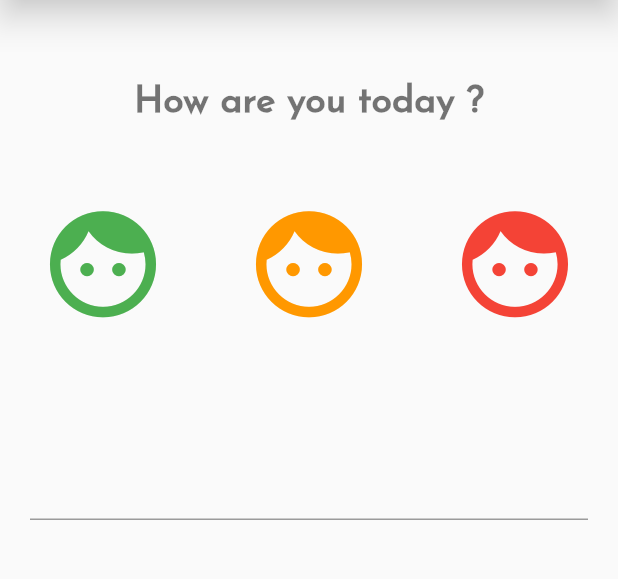
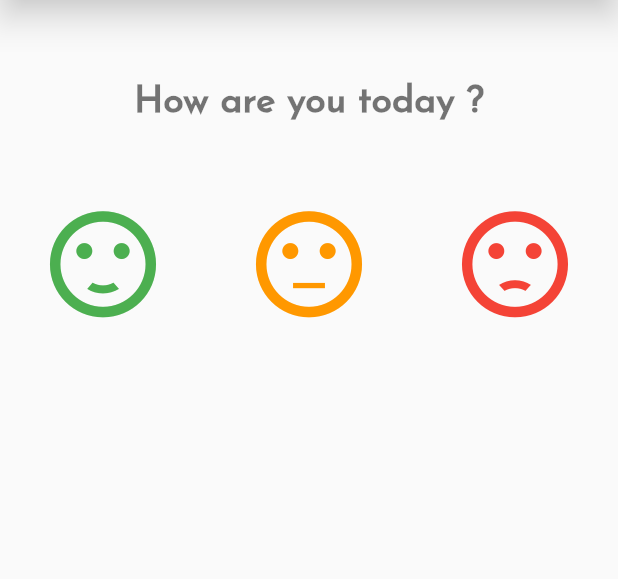
Before and after one commit to EnjoyDevelopment/EnjoyWork, a Flutter app: the screen it shows after launch, on a phone screen of 412 x 824 dp, the part 98-677 px from its top. Run offline on Flutter 3.47's test engine with Material 2 defaults, Android fonts, the phone set to English and light mode, and no system bars.

Commit message:
Added animations , input button

```diff
--- a/lib/ui/home/home_page.dart
+++ b/lib/ui/home/home_page.dart
@@ -1,6 +1,10 @@
+import 'dart:async';
+
 import 'package:flutter/material.dart';
 
 enum Emotion { happy, normal, sad }
+
+enum ViewState { inputState, selectionState }
 
 class HomePage extends StatefulWidget {
   @override
@@ -8,30 +12,45 @@ class HomePage extends StatefulWidget {
 }
 
 class HomePageState extends State<HomePage> {
+  final TextEditingController _inputController = new TextEditingController();
   FocusNode _emotionTextInputFocusNode;
-  double    _actionIconSize;
-  double    _questionTextFontSize;
-  bool      _emotionIconsVisible;
-  String    _questionText;
+
+  double _actionIconSize;
+  double _questionTextFontSize;
+  bool   _emotionIconsEnabled;
+  String _questionText;
+
+  String _inputText;
+
+
 
   @override
   void initState() {
     super.initState();
-    _emotionIconsVisible       = true;
-    _actionIconSize            = 85.0;
-    _questionTextFontSize      = 25.0;
-    _questionText              = "How are you today ?";
+
+    _emotionIconsEnabled = true;
+    _actionIconSize = 85.0;
+    _questionTextFontSize = 25.0;
+    _questionText = "How are you today ?";
     _emotionTextInputFocusNode = new FocusNode();
     _emotionTextInputFocusNode.addListener(_onFocusChange);
+
   }
 
-  void _onFocusChange() {
-    debugPrint("Focus: " + _emotionTextInputFocusNode.hasFocus.toString());
+  Future<bool> _onWillPop() async {
+    if (_emotionIconsEnabled) {
+      return true;
+    } else {
+      _onStateChanged(ViewState.selectionState);
+      return false;
+    }
   }
 
   @override
   Widget build(BuildContext context) {
-    return new Scaffold(
+    return new WillPopScope(
+        onWillPop: _onWillPop,
+        child: new Scaffold(
           appBar: new AppBar(
               centerTitle: true,
               title: new Text("Enjoy Work",
@@ -61,33 +80,38 @@ class HomePageState extends State<HomePage> {
                 ),
               ),
             ),
-         _emotionIconsVisible
+            _emotionIconsEnabled
                 ? new Row(
                     children: <Widget>[
                       new Expanded(
                         child: new IconButton(
-                      icon: new Icon(Icons.face, color: Colors.green),
+                          icon: new Icon(Icons.sentiment_satisfied,
+                              color: Colors.green),
                           iconSize: _actionIconSize,
                           onPressed: () {
-                        _onEmotionStateSelected(false, Emotion.happy);
+                            _onStateChanged(
+                                ViewState.inputState, Emotion.happy);
                           },
                         ),
                       ),
                       new Expanded(
                         child: new IconButton(
-                      icon: new Icon(Icons.face, color: Colors.orange),
+                          icon: new Icon(Icons.sentiment_neutral,
+                              color: Colors.orange),
                           iconSize: _actionIconSize,
                           onPressed: () {
-                        _onEmotionStateSelected(false, Emotion.normal);
+                            _onStateChanged(
+                                ViewState.inputState, Emotion.normal);
                           },
                         ),
                       ),
                       new Expanded(
                         child: new IconButton(
-                      icon: new Icon(Icons.face, color: Colors.red),
+                          icon: new Icon(Icons.sentiment_dissatisfied,
+                              color: Colors.red),
                           iconSize: _actionIconSize,
                           onPressed: () {
-                        _onEmotionStateSelected(false, Emotion.sad);
+                            _onStateChanged(ViewState.inputState, Emotion.sad);
                           },
                         ),
                       ),
@@ -95,12 +119,23 @@ class HomePageState extends State<HomePage> {
                   )
                 : new Container(),
             new Flexible(
+              child: new AnimatedOpacity(
+                opacity: !_emotionIconsEnabled ? 1.0 : 0.0,
+                duration: new Duration(milliseconds: 500),
                 child: new Container(
                     margin: new EdgeInsets.only(left: 20.0, right: 20.0),
                     child: new Center(
-                  heightFactor: 4.0,
+
+                        heightFactor: 3.0,
                         child: new TextField(
-                    focusNode:_emotionTextInputFocusNode,
+                          focusNode: _emotionTextInputFocusNode,
+                          controller: _inputController,
+                         onChanged: (String input){
+                           setState((){
+                            _inputText = input;
+                           });
+                         },
+                          keyboardType: TextInputType.text,
                           style: new TextStyle(
                             fontSize: 18.0,
                             color: Colors.black54,
@@ -108,13 +143,52 @@ class HomePageState extends State<HomePage> {
                           ),
                         ))),
               ),
+            ),
+            new Flexible(
+              child: new AnimatedOpacity(
+                opacity: !_emotionIconsEnabled ? 1.0 : 0.0,
+                duration: new Duration(milliseconds: 1000),
+                child: new Container(
+                  child: new RaisedButton.icon(
+                    icon: new Icon(
+                      Icons.done,
+                      color: Colors.lightGreen,
+                      size: 30.0,
+                    ),
+                    label: new Text(
+                      "submit answer",
+                      style: new TextStyle(
+                        fontWeight: FontWeight.w200,
+                        fontSize: 16.0,
+                        color: Colors.black87,
+                        fontFamily: "jose",
+                      ),
+                    ),
+                    color: Colors.orangeAccent,
+                    elevation: 4.0,
+                    splashColor: Colors.blueGrey,
+                    highlightColor: Colors.yellowAccent,
+                    onPressed: () {},
+                  ),
+                ),
+              ),
+            ),
           ]),
-    );
+        ));
   }
 
-  void _onEmotionStateSelected(bool visibility, Emotion emotion) {
-    setState((){
-      _emotionIconsVisible  = false;
+  void _onStateChanged(ViewState viewState, [Emotion emotion]) {
+    setState(() {
+      if (viewState == ViewState.inputState) {
+        _setAsInputState(emotion);
+      } else {
+        _setAsSelectionState();
+      }
+    });
+  }
+
+  void _setAsInputState(Emotion emotion) {
+    _emotionIconsEnabled = false;
     _questionTextFontSize = 20.0;
 
     if (emotion == Emotion.happy) {
@@ -125,7 +199,19 @@ class HomePageState extends State<HomePage> {
       _questionText = "That's sad :(  Why do you feel like that?";
     }
     FocusScope.of(context).requestFocus(_emotionTextInputFocusNode);
-    });
+  }
+
+  void _setAsSelectionState() {
+    _emotionIconsEnabled = true;
+    _questionText = "How are you today ?";
+    _emotionTextInputFocusNode.unfocus();
+    _questionTextFontSize = 25.0;
+    _inputController.clear();
+    _inputText = "";
+  }
+
+  void _onFocusChange() {
+    if(_emotionIconsEnabled) _emotionTextInputFocusNode.unfocus();
   }
 
   //todo route to next page
```
Lines whose indentation alone changed are shown as unchanged.
